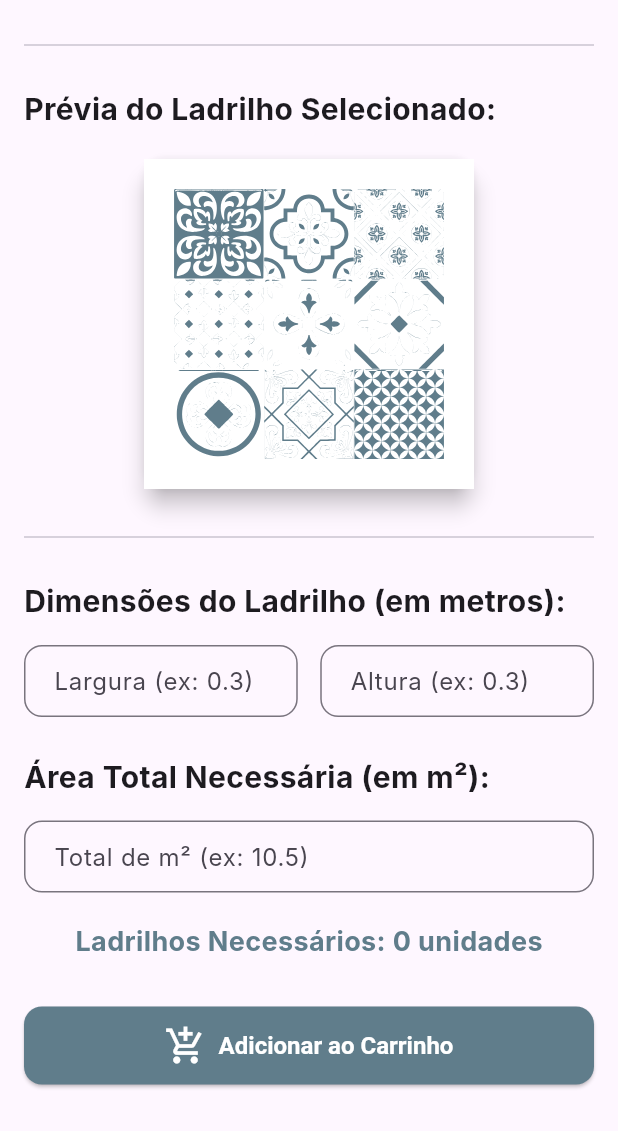
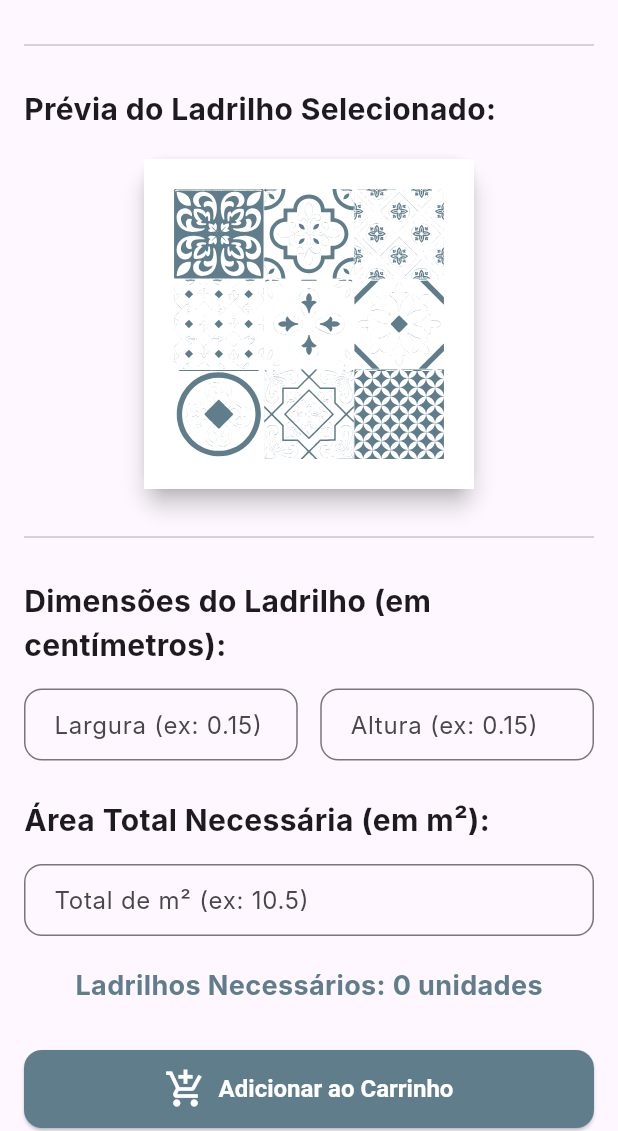
Before and after one commit to Itatelino/ladrilho_draw, a Flutter app: the screen it shows after launch, scrolled down 474 dp, on a phone screen of 412 x 824 dp, the part 105-1236 px from its top. Run offline on Flutter 3.47's test engine with Material 3 defaults, Android fonts, the phone set to English and light mode, and no system bars; our stand-ins replace flutter_svg; Roboto replaces fonts that are missing (Inter).

Commit message:
AtuialzInfo1.2

```diff
--- a/lib/main.dart
+++ b/lib/main.dart
@@ -502,7 +502,7 @@ class _TileShopHomePageState extends State<TileShopHomePage> {
               child: Divider(),
             ),
             const Text(
-              'Dimensões do Ladrilho (em metros):',
+              'Dimensões do Ladrilho (em centímetros):',
               style: TextStyle(fontSize: 20, fontWeight: FontWeight.bold),
             ),
             const SizedBox(height: 15),
@@ -513,7 +513,7 @@ class _TileShopHomePageState extends State<TileShopHomePage> {
                     controller: _widthController,
                     keyboardType: TextInputType.number,
                     decoration: const InputDecoration(
-                      labelText: 'Largura (ex: 0.3)',
+                      labelText: 'Largura (ex: 0.15)',
                       hintText: '0.00',
                     ),
                   ),
@@ -524,7 +524,7 @@ class _TileShopHomePageState extends State<TileShopHomePage> {
                     controller: _heightController,
                     keyboardType: TextInputType.number,
                     decoration: const InputDecoration(
-                      labelText: 'Altura (ex: 0.3)',
+                      labelText: 'Altura (ex: 0.15)',
                       hintText: '0.00',
                     ),
                   ),
```
